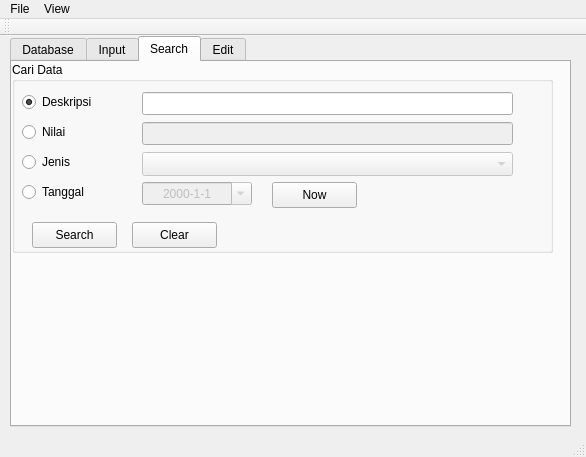
The window that test1/test1.ui (mekatronik-achmadi/hilmi-app) describes before a commit, drawn with Qt 5.
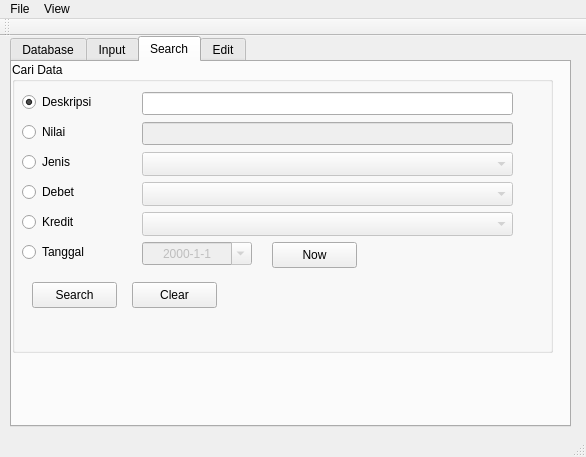
The same window after the commit. The open tabs and pages were chosen to show the change.

```diff
--- a/test1/test1.ui
+++ b/test1/test1.ui
@@ -462,7 +462,7 @@
         <x>0</x>
         <y>0</y>
         <width>541</width>
-        <height>191</height>
+        <height>291</height>
        </rect>
       </property>
       <property name="title">
@@ -523,7 +523,7 @@
        <property name="geometry">
         <rect>
          <x>130</x>
-         <y>120</y>
+         <y>180</y>
          <width>110</width>
          <height>23</height>
         </rect>
@@ -548,7 +548,7 @@
        <property name="geometry">
         <rect>
          <x>20</x>
-         <y>160</y>
+         <y>220</y>
          <width>85</width>
          <height>26</height>
         </rect>
@@ -561,7 +561,7 @@
        <property name="geometry">
         <rect>
          <x>120</x>
-         <y>160</y>
+         <y>220</y>
          <width>85</width>
          <height>26</height>
         </rect>
@@ -574,7 +574,7 @@
        <property name="geometry">
         <rect>
          <x>260</x>
-         <y>120</y>
+         <y>180</y>
          <width>85</width>
          <height>26</height>
         </rect>
@@ -629,7 +629,7 @@
        <property name="geometry">
         <rect>
          <x>10</x>
-         <y>120</y>
+         <y>180</y>
          <width>97</width>
          <height>20</height>
         </rect>
@@ -638,6 +638,58 @@
         <string>Tanggal</string>
        </property>
       </widget>
+      <widget class="QComboBox" name="cmbCariDebet">
+       <property name="enabled">
+        <bool>false</bool>
+       </property>
+       <property name="geometry">
+        <rect>
+         <x>130</x>
+         <y>120</y>
+         <width>371</width>
+         <height>24</height>
+        </rect>
+       </property>
+      </widget>
+      <widget class="QRadioButton" name="rbtCariDebet">
+       <property name="geometry">
+        <rect>
+         <x>10</x>
+         <y>120</y>
+         <width>97</width>
+         <height>20</height>
+        </rect>
+       </property>
+       <property name="text">
+        <string>Debet</string>
+       </property>
+      </widget>
+      <widget class="QComboBox" name="cmbCariKredit">
+       <property name="enabled">
+        <bool>false</bool>
+       </property>
+       <property name="geometry">
+        <rect>
+         <x>130</x>
+         <y>150</y>
+         <width>371</width>
+         <height>24</height>
+        </rect>
+       </property>
+      </widget>
+      <widget class="QRadioButton" name="rbtCariKredit">
+       <property name="geometry">
+        <rect>
+         <x>10</x>
+         <y>150</y>
+         <width>97</width>
+         <height>20</height>
+        </rect>
+       </property>
+       <property name="text">
+        <string>Kredit</string>
+       </property>
+      </widget>
      </widget>
     </widget>
     <widget class="QWidget" name="tabEdit">
```
Left out of the diff: 12 changed lines with no effect on the pictures.
